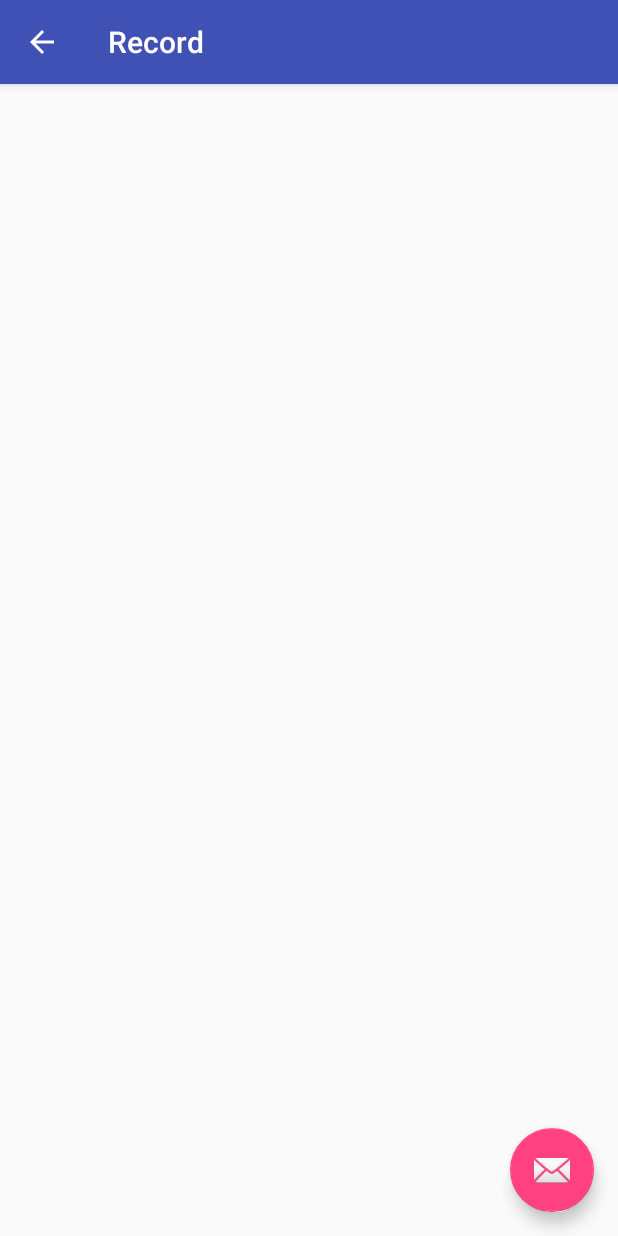
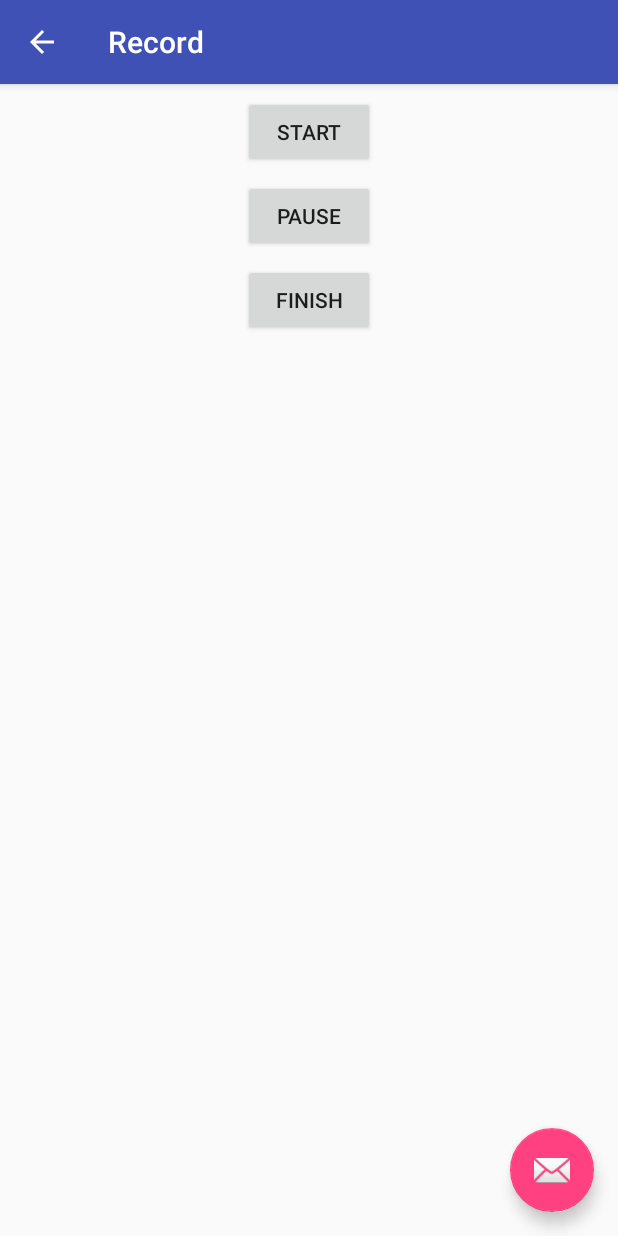
Before and after one commit to aaronblondeau/gps-recording, an Android app: the RecordActivity screen opened directly, with no data from a screen before it, on a phone screen of 412 x 824 dp. Run offline under Robolectric (Android 15) with nearby library versions, the phone set to English and light mode, and no system bars.

Commit message:
Stub out recording service (on Windows)

```diff
--- a/android/mobile/src/main/java/com/salidasoftware/gpsrecording/Track.kt
+++ b/android/mobile/src/main/java/com/salidasoftware/gpsrecording/Track.kt
@@ -4,6 +4,8 @@ import android.arch.persistence.room.ColumnInfo
 import android.arch.persistence.room.Entity
 import android.arch.persistence.room.Index
 import android.arch.persistence.room.PrimaryKey
+import java.text.SimpleDateFormat
+import java.util.*
 
 @Entity(tableName = "tracks",
         indices = arrayOf(
--- a/android/mobile/src/main/res/layout/content_record.xml
+++ b/android/mobile/src/main/res/layout/content_record.xml
@@ -8,4 +8,33 @@
     tools:context=".RecordActivity"
     tools:showIn="@layout/activity_record">
 
+    <Button
+        android:id="@+id/buttonStartRecording"
+        android:layout_width="wrap_content"
+        android:layout_height="wrap_content"
+        android:layout_marginTop="8dp"
+        android:text="@string/start"
+        app:layout_constraintEnd_toEndOf="parent"
+        app:layout_constraintStart_toStartOf="parent"
+        app:layout_constraintTop_toTopOf="parent" />
+
+    <Button
+        android:id="@+id/buttonPauseRecording"
+        android:layout_width="wrap_content"
+        android:layout_height="wrap_content"
+        android:layout_marginTop="8dp"
+        android:text="@string/pause"
+        app:layout_constraintEnd_toEndOf="parent"
+        app:layout_constraintStart_toStartOf="parent"
+        app:layout_constraintTop_toBottomOf="@+id/buttonStartRecording" />
+
+    <Button
+        android:id="@+id/buttonFinishRecording"
+        android:layout_width="wrap_content"
+        android:layout_height="wrap_content"
+        android:layout_marginTop="8dp"
+        android:text="@string/finish"
+        app:layout_constraintEnd_toEndOf="parent"
+        app:layout_constraintStart_toStartOf="parent"
+        app:layout_constraintTop_toBottomOf="@+id/buttonPauseRecording" />
 </android.support.constraint.ConstraintLayout>
--- a/android/mobile/src/main/res/values/strings.xml
+++ b/android/mobile/src/main/res/values/strings.xml
@@ -5,4 +5,11 @@
     <string name="title_activity_record">Record</string>
     <string name="loading_track">Loading Track...</string>
     <string name="title_activity_track">TrackActivity</string>
+    <string name="start">Start</string>
+    <string name="finish">Finish</string>
+    <string name="pause">Pause</string>
+    <string name="record_notification_title">Recording GPS</string>
+    <string name="record_notification_message">A track is being recorded.</string>
+    <string name="record_channel_name">GPSRecording</string>
+    <string name="record_channel_description">GPSRecording Notification Channel</string>
 </resources>
```
Also changed, not shown: android/mobile/build.gradle (+10 -7 lines), android/mobile/src/main/AndroidManifest.xml (+14 -1 lines), android/mobile/src/main/java/com/salidasoftware/gpsrecording/GPSRecordingApplication.kt (+24 -0 lines), android/mobile/src/main/java/com/salidasoftware/gpsrecording/GPSRecordingService.kt (added, +144 -0 lines), android/mobile/src/main/java/com/salidasoftware/gpsrecording/GPSRecordingStore.kt (+32 -0 lines), android/mobile/src/main/java/com/salidasoftware/gpsrecording/RecordActivity.kt (+77 -0 lines).
